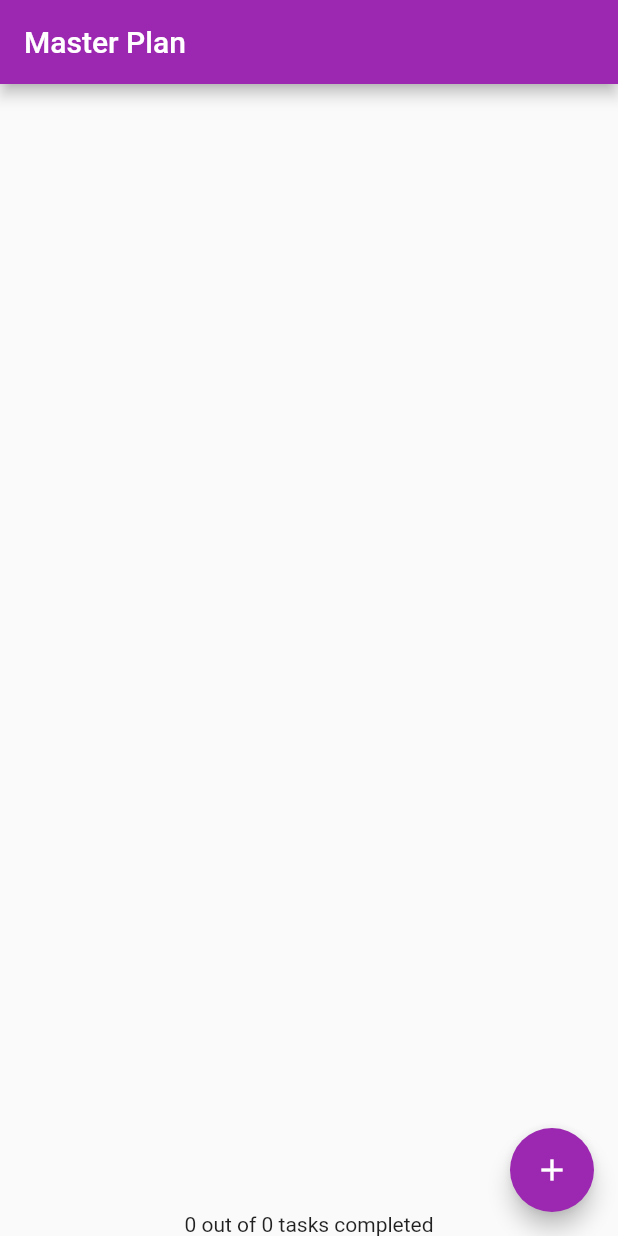
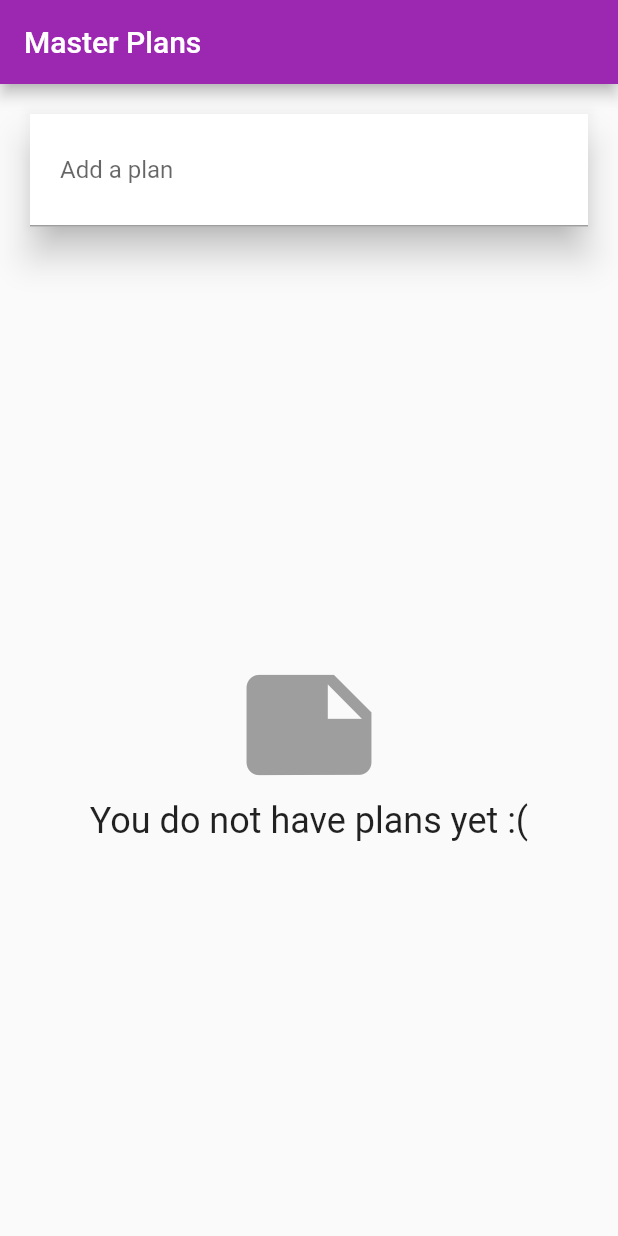
Before and after one commit to jessaleks/state_management_flutter, a Flutter app: the screen it shows after launch, on a phone screen of 412 x 824 dp. Run offline on Flutter 3.47's test engine with Material 2 defaults, Android fonts, the phone set to English and light mode, and no system bars.

Commit message:
built an app with a global store

```diff
--- a/lib/main.dart
+++ b/lib/main.dart
@@ -1,6 +1,6 @@
 import 'package:flutter/material.dart';
 
-import './views/plan_screen.dart';
+import './views/plan_creator_screen.dart';
 import "./plan_provider.dart";
 
 void main() {
@@ -12,9 +12,11 @@
 
   @override
   Widget build(BuildContext context) {
-    return MaterialApp(
-      theme: ThemeData(primarySwatch: Colors.purple),
-      home: PlanProvider(child: const PlanScreen()),
+    return PlanProvider(
+      child: MaterialApp(
+        theme: ThemeData(primarySwatch: Colors.purple),
+        home: PlanScreenCreator(),
+      ),
     );
   }
 }
--- a/lib/plan_provider.dart
+++ b/lib/plan_provider.dart
@@ -2,7 +2,7 @@
 import './models/data_layer.dart';
 
 class PlanProvider extends InheritedWidget {
-  final _plan = Plan();
+  final _plans = <Plan>[];
 
   PlanProvider({Key? key, required Widget child})
       : super(key: key, child: child);
@@ -10,9 +10,9 @@
   @override
   bool updateShouldNotify(InheritedWidget oldWidget) => false;
 
-  static Plan of(BuildContext context) {
+  static List<Plan> of(BuildContext context) {
     final provider = context.dependOnInheritedWidgetOfExactType<PlanProvider>();
 
-    return provider!._plan;
+    return provider!._plans;
   }
 }
--- /dev/null
+++ b/lib/views/plan_creator_screen.dart
@@ -0,0 +1,96 @@
+import 'package:flutter/material.dart';
+import 'package:master_plan/plan_provider.dart';
+import '../models/data_layer.dart';
+import 'plan_screen.dart';
+
+class PlanScreenCreator extends StatefulWidget {
+  const PlanScreenCreator({Key? key}) : super(key: key);
+
+  @override
+  _PlanScreenCreatorState createState() => _PlanScreenCreatorState();
+}
+
+class _PlanScreenCreatorState extends State<PlanScreenCreator> {
+  final textController = TextEditingController();
+
+  @override
+  Widget build(BuildContext context) {
+    return Scaffold(
+      appBar: AppBar(title: const Text('Master Plans')),
+      body: Column(
+        children: [_buildListCreator(), Expanded(child: _buildMasterPlans())],
+      ),
+    );
+  }
+
+  @override
+  void dispose() {
+    textController.dispose();
+    super.dispose();
+  }
+
+  Widget _buildListCreator() {
+    void addPlan() {
+      final text = textController.text;
+
+      if (text.isEmpty) {
+        return;
+      }
+
+      final plan = Plan()..name = text;
+      PlanProvider.of(context).add(plan);
+      textController.clear();
+      FocusScope.of(context).requestFocus(FocusNode());
+      setState(() {});
+    }
+
+    return Padding(
+      padding: const EdgeInsets.all(20.0),
+      child: Material(
+        color: Theme.of(context).cardColor,
+        elevation: 10.0,
+        child: TextField(
+          controller: textController,
+          decoration: const InputDecoration(
+            labelText: "Add a plan",
+            contentPadding: EdgeInsets.all(20.0),
+          ),
+          onEditingComplete: addPlan,
+        ),
+      ),
+    );
+  }
+
+  Widget _buildMasterPlans() {
+    final plans = PlanProvider.of(context);
+
+    if (plans.isEmpty) {
+      return Column(
+        mainAxisAlignment: MainAxisAlignment.center,
+        children: [
+          const Icon(Icons.note, size: 100, color: Colors.grey),
+          Text(
+            "You do not have plans yet :(",
+            style: Theme.of(context).textTheme.headline5,
+          )
+        ],
+      );
+    }
+
+    return Scrollbar(
+      child: ListView.builder(
+          itemCount: plans.length,
+          itemBuilder: (context, index) {
+            final plan = plans[index];
+
+            return ListTile(
+                title: Text(plan.name),
+                subtitle: Text(plan.completenessMessage),
+                onTap: () {
+                  Navigator.of(context).push(MaterialPageRoute(
+                      builder: (_) => PlanScreen(plan: plan)));
+                });
+          }),
+    );
+  }
+}
--- a/lib/views/plan_screen.dart
+++ b/lib/views/plan_screen.dart
@@ -1,10 +1,10 @@
 import 'package:flutter/material.dart';
 import 'package:master_plan/models/data_layer.dart';
 
-import '../plan_provider.dart';
+class PlanScreen extends StatefulWidget {
+  final Plan plan;
 
-class PlanScreen extends StatefulWidget {
-  const PlanScreen({Key? key}) : super(key: key);
+  PlanScreen({Key? key, required this.plan}) : super(key: key);
 
   @override
   State createState() => _PlanScreenState();
@@ -12,6 +12,8 @@
 
 class _PlanScreenState extends State<PlanScreen> {
   late ScrollController scrollController;
+
+  Plan get plan => widget.plan;
 
   @override
   void initState() {
@@ -31,7 +33,6 @@
 
   @override
   Widget build(BuildContext context) {
-    final plan = PlanProvider.of(context);
     return Scaffold(
       appBar: AppBar(title: const Text('Master Plan')),
       body: Column(
@@ -45,7 +46,6 @@
   }
 
   Widget _buildAddTaskButton() {
-    final plan = PlanProvider.of(context);
     return FloatingActionButton(
         child: const Icon(Icons.add),
         onPressed: () {
@@ -56,7 +56,6 @@
   }
 
   Widget _buildList() {
-    final plan = PlanProvider.of(context);
     return ListView.builder(
       // the scrollController here because of an iOS specific hack
       controller: scrollController,
```
